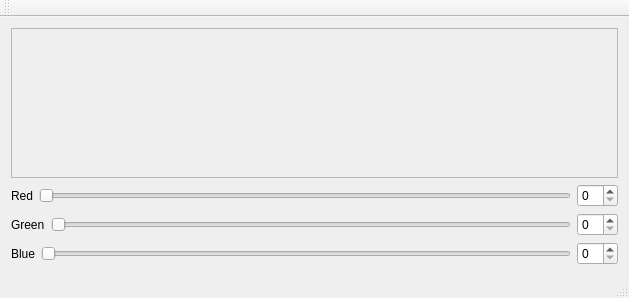
Qt form Qt/QtColorChangeExercise/QtColorChangeExercise/QtColorChangeExercise.ui (joeyGumer/Advanced_Graphics_Programming) before a commit.
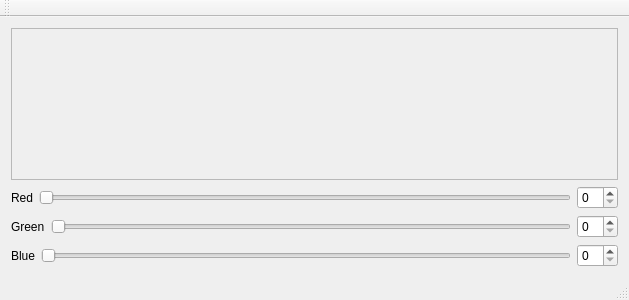
The same form after that commit.

```diff
--- a/Qt/QtColorChangeExercise/QtColorChangeExercise/QtColorChangeExercise.ui
+++ b/Qt/QtColorChangeExercise/QtColorChangeExercise/QtColorChangeExercise.ui
@@ -7,7 +7,7 @@
     <x>0</x>
     <y>0</y>
     <width>629</width>
-    <height>298</height>
+    <height>300</height>
    </rect>
   </property>
   <property name="windowTitle">
```
